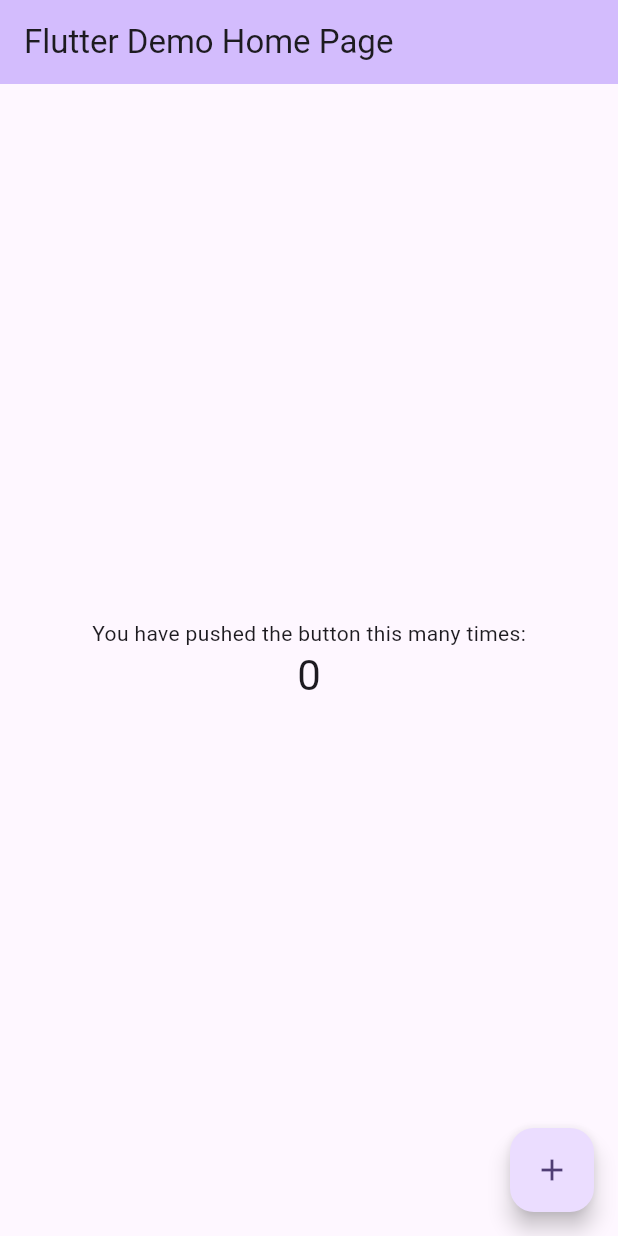
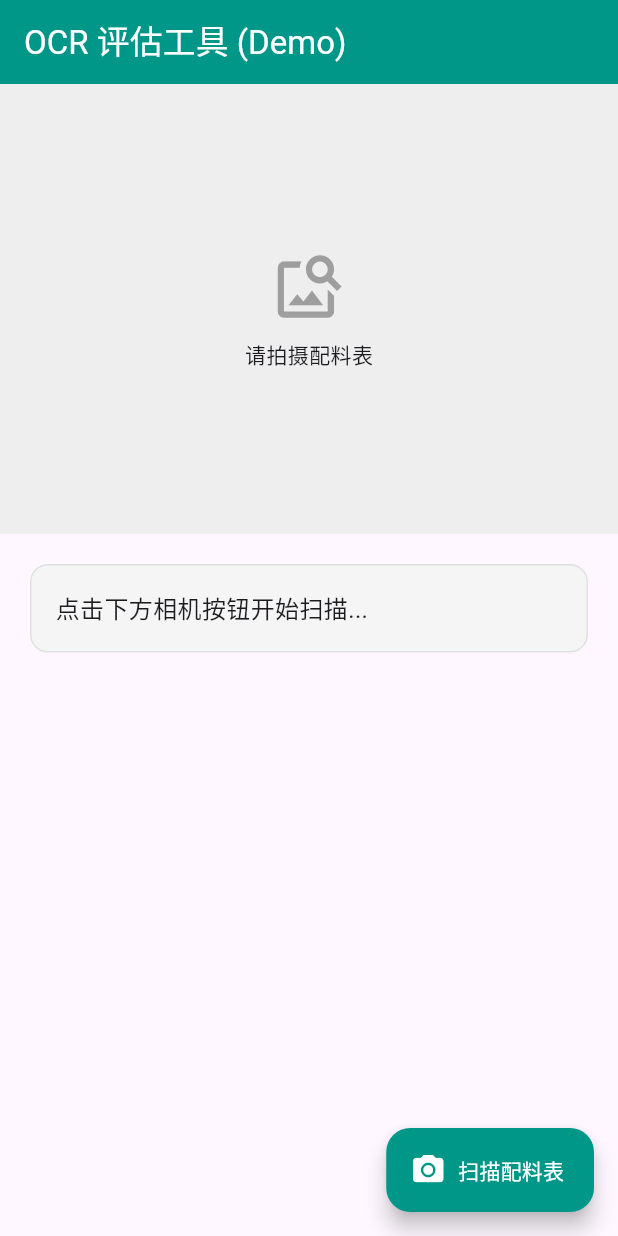
Before and after one commit to DrChang03/ocr_robustness_eval_tool_CKD, a Flutter app: the screen it shows after launch, on a phone screen of 412 x 824 dp. Run offline on Flutter 3.47's test engine with Material 3 defaults, Android fonts, the phone set to English and light mode, and no system bars; our stand-ins replace image_picker; missing offline and left inert: google_mlkit_text_recognition.

Commit message:
Add OCR scanning and file selector plugins
Implemented an OCR scanner in main.dart using image_picker and google_mlkit_text_recognition. Updated pubspec.yaml to include new dependencies. Integrated file_selector plugins for Linux, macOS, and Windows platforms. Set Android minSdk to 21.

```diff
--- a/lib/main.dart
+++ b/lib/main.dart
@@ -1,121 +1,134 @@
+import 'dart:io';
 import 'package:flutter/material.dart';
+import 'package:image_picker/image_picker.dart';
+import 'package:google_mlkit_text_recognition/google_mlkit_text_recognition.dart';
 
 void main() {
   runApp(const MyApp());
 }
 
+// 这里就是之前报错找不到的 MyApp，我现在把它加回来了
 class MyApp extends StatelessWidget {
   const MyApp({super.key});
 
-  // This widget is the root of your application.
   @override
   Widget build(BuildContext context) {
     return MaterialApp(
-      title: 'Flutter Demo',
+      debugShowCheckedModeBanner: false, // 去掉右上角的 debug 标签
       theme: ThemeData(
-        // This is the theme of your application.
-        //
-        // TRY THIS: Try running your application with "flutter run". You'll see
-        // the application has a purple toolbar. Then, without quitting the app,
-        // try changing the seedColor in the colorScheme below to Colors.green
-        // and then invoke "hot reload" (save your changes or press the "hot
-        // reload" button in a Flutter-supported IDE, or press "r" if you used
-        // the command line to start the app).
-        //
-        // Notice that the counter didn't reset back to zero; the application
-        // state is not lost during the reload. To reset the state, use hot
-        // restart instead.
-        //
-        // This works for code too, not just values: Most code changes can be
-        // tested with just a hot reload.
-        colorScheme: .fromSeed(seedColor: Colors.deepPurple),
+        primarySwatch: Colors.teal,
+        useMaterial3: true,
       ),
-      home: const MyHomePage(title: 'Flutter Demo Home Page'),
+      home: const OcrScannerScreen(),
     );
   }
 }
 
-class MyHomePage extends StatefulWidget {
-  const MyHomePage({super.key, required this.title});
-
-  // This widget is the home page of your application. It is stateful, meaning
-  // that it has a State object (defined below) that contains fields that affect
-  // how it looks.
-
-  // This class is the configuration for the state. It holds the values (in this
-  // case the title) provided by the parent (in this case the App widget) and
-  // used by the build method of the State. Fields in a Widget subclass are
-  // always marked "final".
-
-  final String title;
+class OcrScannerScreen extends StatefulWidget {
+  const OcrScannerScreen({super.key});
 
   @override
-  State<MyHomePage> createState() => _MyHomePageState();
+  State<OcrScannerScreen> createState() => _OcrScannerScreenState();
 }
 
-class _MyHomePageState extends State<MyHomePage> {
-  int _counter = 0;
+class _OcrScannerScreenState extends State<OcrScannerScreen> {
+  String _extractedText = "点击下方相机按钮开始扫描...";
+  File? _imageFile;
 
-  void _incrementCounter() {
-    setState(() {
-      // This call to setState tells the Flutter framework that something has
-      // changed in this State, which causes it to rerun the build method below
-      // so that the display can reflect the updated values. If we changed
-      // _counter without calling setState(), then the build method would not be
-      // called again, and so nothing would appear to happen.
-      _counter++;
-    });
+  Future<void> _scanImage() async {
+    try {
+      final ImagePicker picker = ImagePicker();
+      final XFile? photo = await picker.pickImage(source: ImageSource.camera);
+
+      if (photo == null) return;
+
+      setState(() {
+        _extractedText = "正在 AI 识别中...";
+        _imageFile = File(photo.path);
+      });
+
+      final inputImage = InputImage.fromFilePath(photo.path);
+      final textRecognizer = TextRecognizer(script: TextRecognitionScript.latin);
+      final RecognizedText recognizedText = await textRecognizer.processImage(inputImage);
+
+      String rawText = recognizedText.text;
+
+      // --- 简单的关键词检测逻辑 ---
+      String statusMessage = "";
+      // 只要包含这些词，就报警 (这里不区分大小写)
+      if (rawText.toLowerCase().contains("phosphat") ||
+          rawText.toLowerCase().contains("phosphoric")) {
+        statusMessage = "\n\n⚠️ 警告：检测到磷添加剂！\n(High Phosphate Detected)";
+      } else if (rawText.isNotEmpty) {
+        statusMessage = "\n\n✅ 初步检测安全\n(Safe based on OCR)";
+      }
+      // -----------------------
+
+      setState(() {
+        _extractedText = "识别结果:\n$rawText$statusMessage";
+      });
+
+      textRecognizer.close();
+
+    } catch (e) {
+      setState(() {
+        _extractedText = "出错了: $e";
+      });
+    }
   }
 
   @override
   Widget build(BuildContext context) {
-    // This method is rerun every time setState is called, for instance as done
-    // by the _incrementCounter method above.
-    //
-    // The Flutter framework has been optimized to make rerunning build methods
-    // fast, so that you can just rebuild anything that needs updating rather
-    // than having to individually change instances of widgets.
     return Scaffold(
       appBar: AppBar(
-        // TRY THIS: Try changing the color here to a specific color (to
-        // Colors.amber, perhaps?) and trigger a hot reload to see the AppBar
-        // change color while the other colors stay the same.
-        backgroundColor: Theme.of(context).colorScheme.inversePrimary,
-        // Here we take the value from the MyHomePage object that was created by
-        // the App.build method, and use it to set our appbar title.
-        title: Text(widget.title),
+        title: const Text("OCR 评估工具 (Demo)"),
+        backgroundColor: Colors.teal,
+        foregroundColor: Colors.white,
       ),
-      body: Center(
-        // Center is a layout widget. It takes a single child and positions it
-        // in the middle of the parent.
+      body: SingleChildScrollView(
         child: Column(
-          // Column is also a layout widget. It takes a list of children and
-          // arranges them vertically. By default, it sizes itself to fit its
-          // children horizontally, and tries to be as tall as its parent.
-          //
-          // Column has various properties to control how it sizes itself and
-          // how it positions its children. Here we use mainAxisAlignment to
-          // center the children vertically; the main axis here is the vertical
-          // axis because Columns are vertical (the cross axis would be
-          // horizontal).
-          //
-          // TRY THIS: Invoke "debug painting" (choose the "Toggle Debug Paint"
-          // action in the IDE, or press "p" in the console), to see the
-          // wireframe for each widget.
-          mainAxisAlignment: .center,
           children: [
-            const Text('You have pushed the button this many times:'),
-            Text(
-              '$_counter',
-              style: Theme.of(context).textTheme.headlineMedium,
+            if (_imageFile != null)
+              Image.file(_imageFile!, height: 300, width: double.infinity, fit: BoxFit.cover)
+            else
+              Container(
+                height: 300,
+                width: double.infinity,
+                color: Colors.grey[200],
+                child: const Column(
+                  mainAxisAlignment: MainAxisAlignment.center,
+                  children: [
+                    Icon(Icons.image_search, size: 50, color: Colors.grey),
+                    SizedBox(height: 10),
+                    Text("请拍摄配料表"),
+                  ],
+                ),
+              ),
+
+            Padding(
+              padding: const EdgeInsets.all(20.0),
+              child: Container(
+                width: double.infinity,
+                padding: const EdgeInsets.all(16),
+                decoration: BoxDecoration(
+                  color: Colors.grey[100],
+                  borderRadius: BorderRadius.circular(12),
+                  border: Border.all(color: Colors.grey.shade300),
+                ),
+                child: Text(
+                  _extractedText,
+                  style: const TextStyle(fontSize: 16, height: 1.5),
+                ),
+              ),
             ),
           ],
         ),
       ),
-      floatingActionButton: FloatingActionButton(
-        onPressed: _incrementCounter,
-        tooltip: 'Increment',
-        child: const Icon(Icons.add),
+      floatingActionButton: FloatingActionButton.extended(
+        onPressed: _scanImage,
+        backgroundColor: Colors.teal,
+        icon: const Icon(Icons.camera_alt, color: Colors.white),
+        label: const Text("扫描配料表", style: TextStyle(color: Colors.white)),
       ),
     );
   }
--- a/pubspec.yaml
+++ b/pubspec.yaml
@@ -34,6 +34,8 @@ dependencies:
   # The following adds the Cupertino Icons font to your application.
   # Use with the CupertinoIcons class for iOS style icons.
   cupertino_icons: ^1.0.8
+  image_picker: ^1.2.1
+  google_mlkit_text_recognition: ^0.15.0
 
 dev_dependencies:
   flutter_test:
```
Also changed, not shown: 6 other files.
